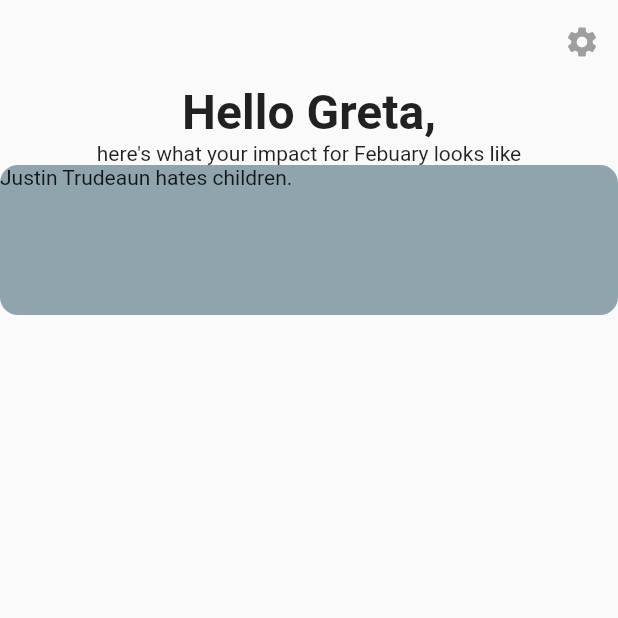
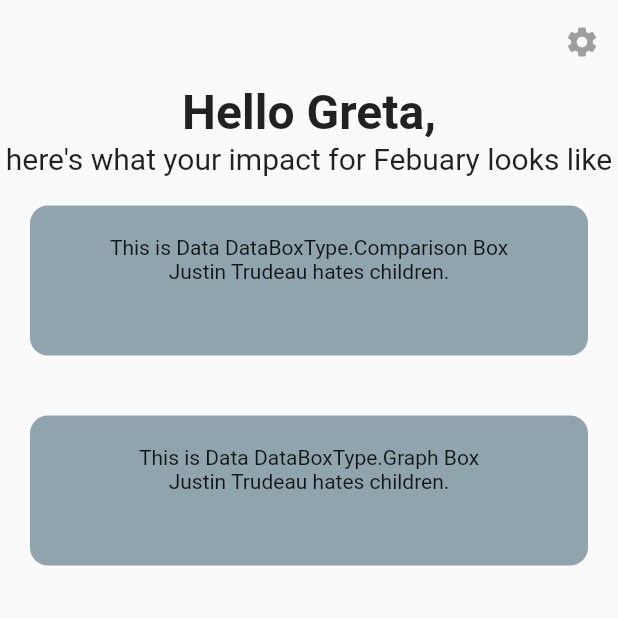
Before and after one commit to BrunoScharlau/CarbonIQ, a Flutter app: the screen it shows after launch, on a phone screen of 412 x 824 dp, the top half of it. Run offline on Flutter 3.47's test engine with Material 2 defaults, Android fonts, the phone set to English and light mode, and no system bars.

Commit message:
Created DataBoxType enum

```diff
--- a/lib/main.dart
+++ b/lib/main.dart
@@ -12,6 +12,7 @@ class MyApp extends StatelessWidget {
   @override
   Widget build(BuildContext context) {
     return MaterialApp(
+      debugShowCheckedModeBanner: false,
       title: 'Flutter Demo',
       theme: ThemeData(
         // This is the theme of your application.
--- a/lib/main_menu/main_menu_view.dart
+++ b/lib/main_menu/main_menu_view.dart
@@ -30,8 +30,9 @@ class _MainMenuViewState extends State<MainMenuView> {
       body:ListView(
         children: [
           const Text("Hello Greta,", style: TextStyle(fontWeight: FontWeight.bold, fontSize: 32), textAlign: TextAlign.center),
-          Text("here's what your impact for $month looks like", textAlign: TextAlign.center),
-          const DataBox()
+          Text("here's what your impact for $month looks like", textAlign: TextAlign.center, style: const TextStyle(fontSize: 20)),
+          DataBox(DataBoxType.Comparison),
+          DataBox(DataBoxType.Graph)
         ],
       )
     );
--- a/lib/main_menu/main_menu_widgets.dart
+++ b/lib/main_menu/main_menu_widgets.dart
@@ -2,18 +2,29 @@
 import 'package:flutter/material.dart';
 
 class DataBox extends StatelessWidget {
-  const DataBox({super.key});
+  late DataBoxType type;
+
+  DataBox( DataBoxType type, {super.key}){
+    this.type = type;
+  }
 
   @override
   Widget build(BuildContext context) {
     return Container(
+      padding: EdgeInsets.all(20),
+      margin: EdgeInsets.all(20),
       height: 100,
       width: double.infinity,
       decoration: BoxDecoration(
         borderRadius: const BorderRadius.all(Radius.circular(12)),
         color: Colors.blueGrey[300]
       ),
-      child: const Text("Justin Trudeaun hates children."),
+      child: Text("This is Data $type Box\nJustin Trudeau hates children.", textAlign: TextAlign.center,),
     );
   }
 }
+
+enum DataBoxType {
+  Graph,
+  Comparison,
+}
```
